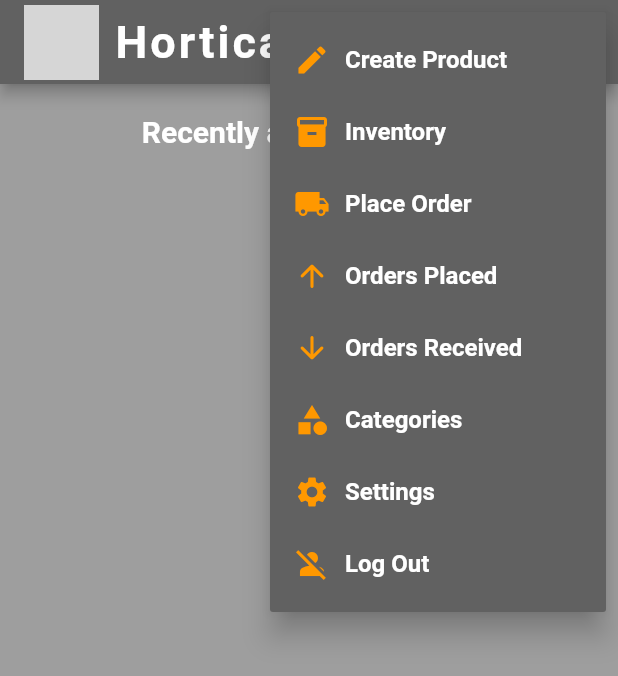
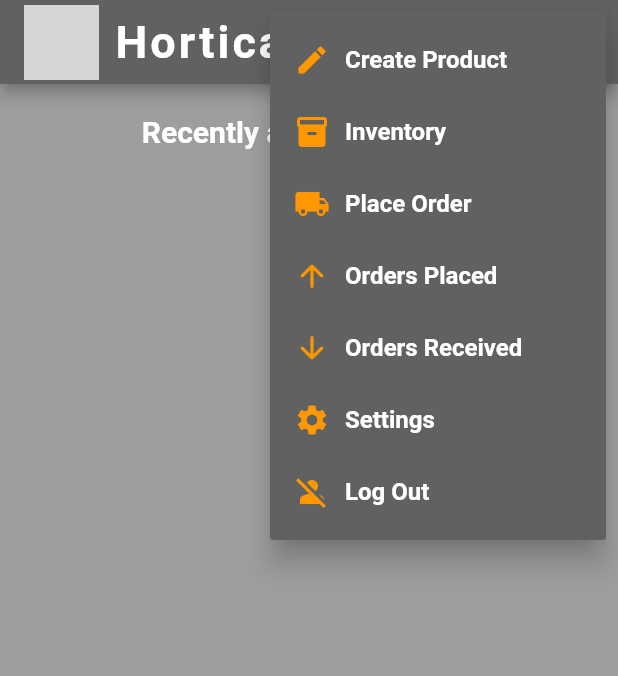
Before and after one commit to jvndev/horticade, a Flutter app: the screen it shows once a user with an empty profile is signed in, after a tap on the "more vert" icon, on a phone screen of 412 x 824 dp. Shown: the top 676 px of the screen. Run offline on Flutter 3.47's test engine with Material 2 defaults, Android fonts, the phone set to English and light mode, and no system bars; our stand-ins replace camera, cloud_firestore, currency_text_input_formatter, firebase_auth, firebase_core, firebase_storage and 3 more; accounts and stored records are empty; grey boxes are pictures that could not be loaded.

Commit message:
Admin menu filtering

```diff
--- a/lib/screens/menu/menu.dart
+++ b/lib/screens/menu/menu.dart
@@ -12,10 +12,70 @@ import 'package:horticade/services/auth.dart';
 import 'package:horticade/theme/horticade_theme.dart';
 import 'package:flutter/material.dart';
 
-class Menu extends PopupMenuButton {
+class Menu extends PopupMenuButton<String> {
   final BuildContext context;
   final AuthUser authUser;
   final Entity entity;
+
+  static List<PopupMenuItem<String>> menuItems(Entity entity) {
+    List<Map<String, dynamic>> menuItems = [
+      {
+        'text': 'Create Product',
+        'val': 'createProduct',
+        'icon': Icons.create,
+        'admin': false,
+      },
+      {
+        'text': 'Inventory',
+        'val': 'inventory',
+        'icon': Icons.inventory,
+        'admin': false,
+      },
+      {
+        'text': 'Place Order',
+        'val': 'submitOrder',
+        'icon': Icons.local_shipping,
+        'admin': false,
+      },
+      {
+        'text': 'Orders Placed',
+        'val': 'ordersSent',
+        'icon': Icons.arrow_upward_rounded,
+        'admin': false,
+      },
+      {
+        'text': 'Orders Received',
+        'val': 'ordersReceived',
+        'icon': Icons.arrow_downward_rounded,
+        'admin': false,
+      },
+      {
+        'text': 'Categories',
+        'val': 'categories',
+        'icon': Icons.category,
+        'admin': true,
+      },
+      {
+        'text': 'Settings',
+        'val': 'settings',
+        'icon': Icons.settings,
+        'admin': false,
+      },
+      {
+        'text': 'Log Out',
+        'val': 'logout',
+        'icon': Icons.person_off,
+        'admin': false,
+      },
+    ];
+
+    return menuItems
+        .where((e) => entity.isAdmin || e['admin'] == false)
+        .map((e) =>
+            MenuItem<String>(text: e['text'], val: e['val'], icon: e['icon'])
+                as PopupMenuItem<String>)
+        .toList();
+  }
 
   Menu({
     Key? key,
@@ -25,48 +85,7 @@ class Menu extends PopupMenuButton {
   }) : super(
           color: HorticadeTheme.dropdownMenuColor,
           key: key,
-          itemBuilder: (context) => [
-            MenuItem(
-              text: 'Create Product',
-              val: 'createProduct',
-              icon: Icons.create,
-            ),
-            MenuItem(
-              text: 'Inventory',
-              val: 'inventory',
-              icon: Icons.inventory,
-            ),
-            MenuItem(
-              text: 'Place Order',
-              val: 'submitOrder',
-              icon: Icons.local_shipping,
-            ),
-            MenuItem(
-              text: 'Orders Placed',
-              val: 'ordersSent',
-              icon: Icons.arrow_upward_rounded,
-            ),
-            MenuItem(
-              text: 'Orders Received',
-              val: 'ordersReceived',
-              icon: Icons.arrow_downward_rounded,
-            ),
-            MenuItem(
-              text: 'Categories',
-              val: 'categories',
-              icon: Icons.category,
-            ),
-            MenuItem(
-              text: 'Settings',
-              val: 'settings',
-              icon: Icons.settings,
-            ),
-            MenuItem(
-              text: 'Log Out',
-              val: 'logout',
-              icon: Icons.person_off,
-            ),
-          ],
+          itemBuilder: (context) => menuItems(entity),
           onSelected: (val) {
             switch (val) {
               case 'createProduct':
--- a/lib/screens/menu/menu_item.dart
+++ b/lib/screens/menu/menu_item.dart
@@ -1,9 +1,9 @@
 import 'package:horticade/theme/horticade_theme.dart';
 import 'package:flutter/material.dart';
 
-class MenuItem<String> extends PopupMenuItem {
+class MenuItem<T> extends PopupMenuItem<T> {
   final dynamic text;
-  final String val;
+  final T val;
   final IconData icon;
 
   MenuItem({
```
